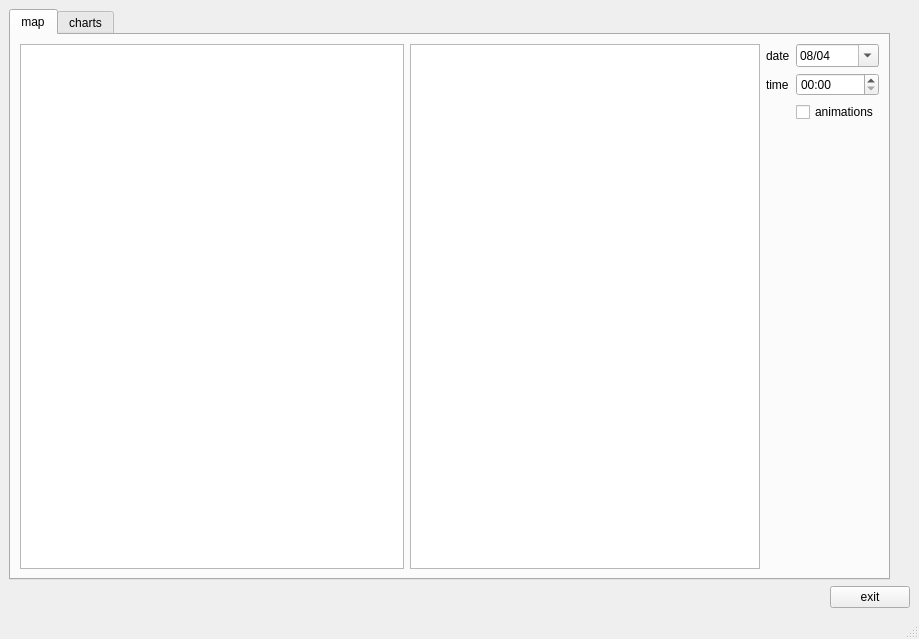
The window that ui/pogoda.ui (CypHry/Poland-weather-app) describes before a commit, drawn with Qt 5.
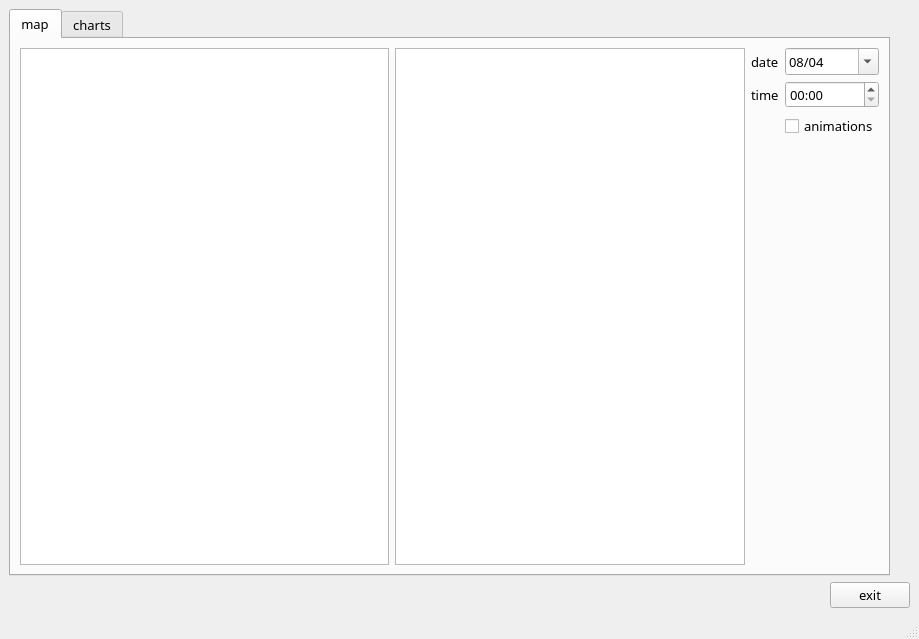
The same window after the commit. Custom widgets are drawn as their Qt base class.

What changed in the file:
```diff
--- a/ui/pogoda.ui
+++ b/ui/pogoda.ui
@@ -16,6 +16,12 @@
     <height>0</height>
    </size>
   </property>
+  <property name="font">
+   <font>
+    <weight>75</weight>
+    <bold>true</bold>
+   </font>
+  </property>
   <property name="windowTitle">
    <string>Pogoda w Polsce</string>
   </property>
@@ -46,6 +52,17 @@
         </item>
         <item row="0" column="1">
          <widget class="QTabWidget" name="tabWidget">
+          <property name="font">
+           <font>
+            <family>12 Cantarell</family>
+            <pointsize>10</pointsize>
+            <weight>3</weight>
+            <italic>false</italic>
+            <bold>false</bold>
+            <strikeout>false</strikeout>
+            <kerning>false</kerning>
+           </font>
+          </property>
           <property name="styleSheet">
            <string notr="true">font: 25 10pt &quot;Cantarell&quot;;
 </string>
@@ -82,9 +99,21 @@
                     <height>0</height>
                    </size>
                   </property>
+                  <property name="font">
+                   <font>
+                    <family>12 Cantarell Light</family>
+                    <pointsize>10</pointsize>
+                    <weight>3</weight>
+                    <italic>false</italic>
+                    <bold>false</bold>
+                   </font>
+                  </property>
                   <property name="mouseTracking">
                    <bool>true</bool>
                   </property>
+                  <property name="styleSheet">
+                   <string notr="true">font: 25 10pt Bold &quot;Cantarell Light&quot;;</string>
+                  </property>
                  </widget>
                 </item>
                 <item row="0" column="1">
@@ -95,6 +124,18 @@
                     <height>16777215</height>
                    </size>
                   </property>
+                  <property name="font">
+                   <font>
+                    <family>12 Cantarell Light</family>
+                    <pointsize>10</pointsize>
+                    <weight>3</weight>
+                    <italic>false</italic>
+                    <bold>false</bold>
+                   </font>
+                  </property>
+                  <property name="styleSheet">
+                   <string notr="true">font: 25 10pt Bold &quot;Cantarell Light&quot;;</string>
+                  </property>
                  </widget>
                 </item>
                </layout>
@@ -122,6 +163,15 @@
                   </item>
                   <item row="2" column="1">
                    <widget class="QCheckBox" name="animations_checkBox">
+                    <property name="font">
+                     <font>
+                      <family>12 Cantarell Light</family>
+                      <pointsize>10</pointsize>
+                      <weight>3</weight>
+                      <italic>false</italic>
+                      <bold>false</bold>
+                     </font>
+                    </property>
                     <property name="styleSheet">
                      <string notr="true">font: 25 10pt &quot;Cantarell Light&quot;;</string>
                     </property>
@@ -152,6 +202,15 @@
                   </item>
                   <item row="0" column="0">
                    <widget class="QLabel" name="label">
+                    <property name="font">
+                     <font>
+                      <family>12 Cantarell</family>
+                      <pointsize>10</pointsize>
+                      <weight>3</weight>
+                      <italic>false</italic>
+                      <bold>false</bold>
+                     </font>
+                    </property>
                     <property name="text">
                      <string>date</string>
                     </property>
@@ -159,6 +218,15 @@
                   </item>
                   <item row="1" column="0">
                    <widget class="QLabel" name="label_2">
+                    <property name="font">
+                     <font>
+                      <family>12 Cantarell</family>
+                      <pointsize>10</pointsize>
+                      <weight>3</weight>
+                      <italic>false</italic>
+                      <bold>false</bold>
+                     </font>
+                    </property>
                     <property name="text">
                      <string>time</string>
                     </property>
@@ -374,6 +442,15 @@
         </item>
         <item row="0" column="1">
          <widget class="QPushButton" name="exit_button">
+          <property name="font">
+           <font>
+            <family>12 Cantarell</family>
+            <pointsize>10</pointsize>
+            <weight>3</weight>
+            <italic>false</italic>
+            <bold>false</bold>
+           </font>
+          </property>
           <property name="styleSheet">
            <string notr="true">font: 25 10pt &quot;Cantarell&quot;;</string>
           </property>
```
Left out of the diff: 16 changed lines with no effect on the pictures.
